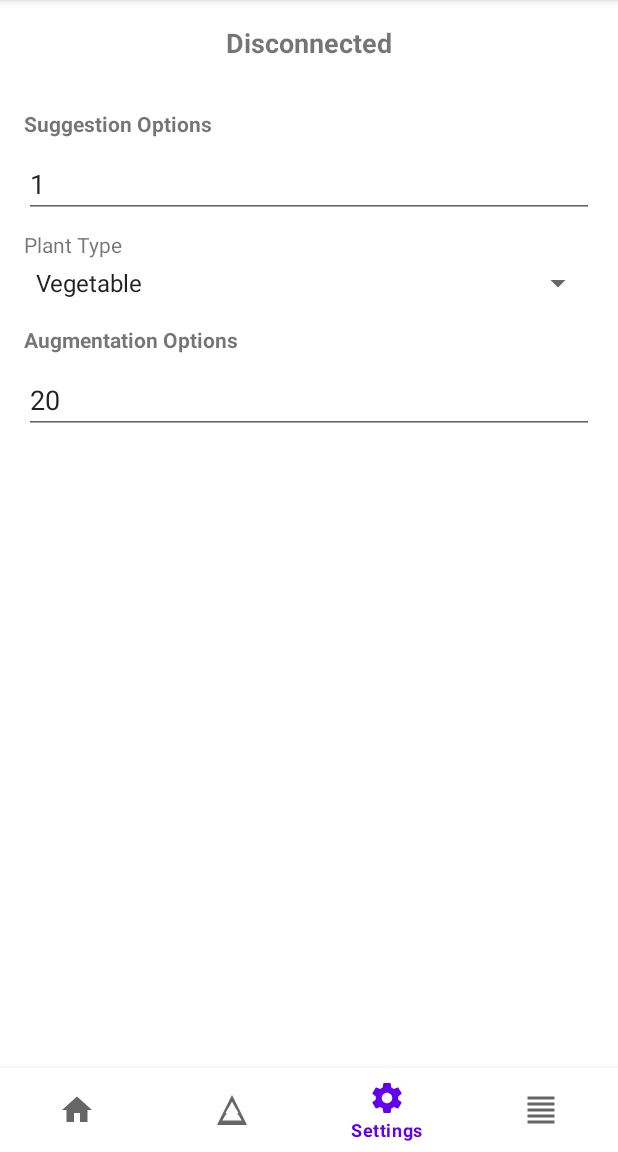
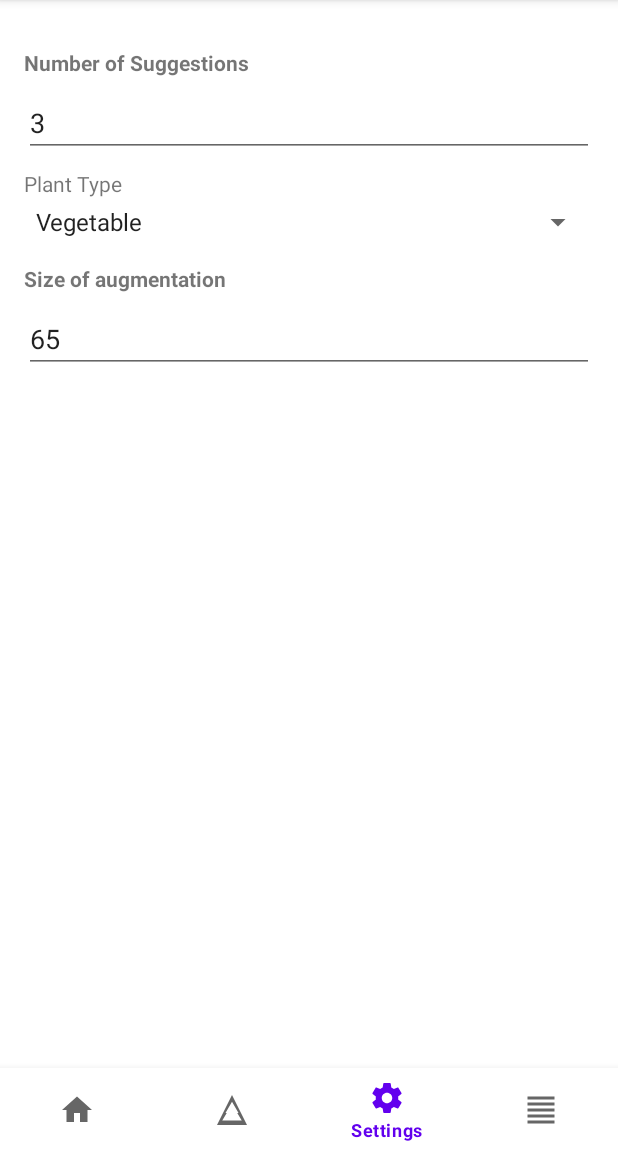
Before and after one commit to stantonious/demeter, an Android app: the SettingsFragment screen opened through its navigation route, on a phone screen of 412 x 824 dp, the part 84-1236 px from its top. Run offline under Robolectric (Android 15) with nearby library versions, the phone set to English and light mode, and no system bars; our stand-ins replace navigation-ui.

Commit message:
feat: Update Android client UI and add save functionality
This commit introduces several improvements to the Android client's user interface and adds a new feature to save augmented images.

The following changes have been made:
- The "disconnected" status text has been removed from the settings screen to simplify the UI.
- The default number of suggestions has been changed to 3, and the default augmentation size has been set to 65.
- The labels for "Suggestion Options" and "Augmentation Options" have been updated to "Number of Suggestions" and "Size of augmentation" respectively, for better clarity.
- A save icon has been added to the image results view, allowing users to save the currently displayed augmented image to their device's gallery.

```diff
--- a/android-client/app/src/main/java/com/example/demeterclient/MainActivity.java
+++ b/android-client/app/src/main/java/com/example/demeterclient/MainActivity.java
@@ -133,9 +133,9 @@ public class MainActivity extends AppCompatActivity implements SuggestFragment.O
     private Queue<Runnable> writeQueue = new LinkedList<>();
     private boolean isWriting = false;
 
-    private int numSuggestions = 1;
+    private int numSuggestions = 3;
     private int plantType = 0;
-    private int augmentSize = 20;
+    private int augmentSize = 65;
     private OkHttpClient httpClient;
     private ArrayList<Integer> aoiList;
 
--- a/android-client/app/src/main/res/layout/fragment_settings.xml
+++ b/android-client/app/src/main/res/layout/fragment_settings.xml
@@ -8,20 +8,10 @@
     tools:context=".SettingsFragment">
 
     <TextView
-        android:id="@+id/status_text_view"
-        android:layout_width="wrap_content"
-        android:layout_height="wrap_content"
-        android:layout_gravity="center_horizontal"
-        android:layout_marginBottom="16dp"
-        android:text="Disconnected"
-        android:textSize="18sp"
-        android:textStyle="bold" />
-
-    <TextView
         android:layout_width="wrap_content"
         android:layout_height="wrap_content"
         android:layout_marginTop="16dp"
-        android:text="Suggestion Options"
+        android:text="Number of Suggestions"
         android:textStyle="bold"/>
 
     <EditText
@@ -30,7 +20,7 @@
         android:layout_height="wrap_content"
         android:layout_marginTop="8dp"
         android:hint="Number of Suggestions (e.g., 3)"
-        android:text="1"
+        android:text="3"
         android:inputType="number" />
 
     <TextView
@@ -49,7 +39,7 @@
         android:layout_width="wrap_content"
         android:layout_height="wrap_content"
         android:layout_marginTop="16dp"
-        android:text="Augmentation Options"
+        android:text="Size of augmentation"
         android:textStyle="bold"/>
 
     <EditText
@@ -58,7 +48,7 @@
         android:layout_height="wrap_content"
         android:layout_marginTop="8dp"
         android:hint="Augment Size (5-200)"
-        android:text="20"
+        android:text="65"
         android:inputType="number" />
 
 </LinearLayout>
```
Also changed, not shown: android-client/app/src/main/java/com/example/demeterclient/ImageResultsActivity.java (+58 -3 lines), android-client/app/src/main/java/com/example/demeterclient/ImageSliderAdapter.java (+7 -0 lines), android-client/app/src/main/java/com/example/demeterclient/SettingsFragment.java (+0 -15 lines), android-client/app/src/main/res/drawable/ic_save.xml (added, +9 -0 lines), android-client/app/src/main/res/layout/activity_image_results.xml (+9 -0 lines).
